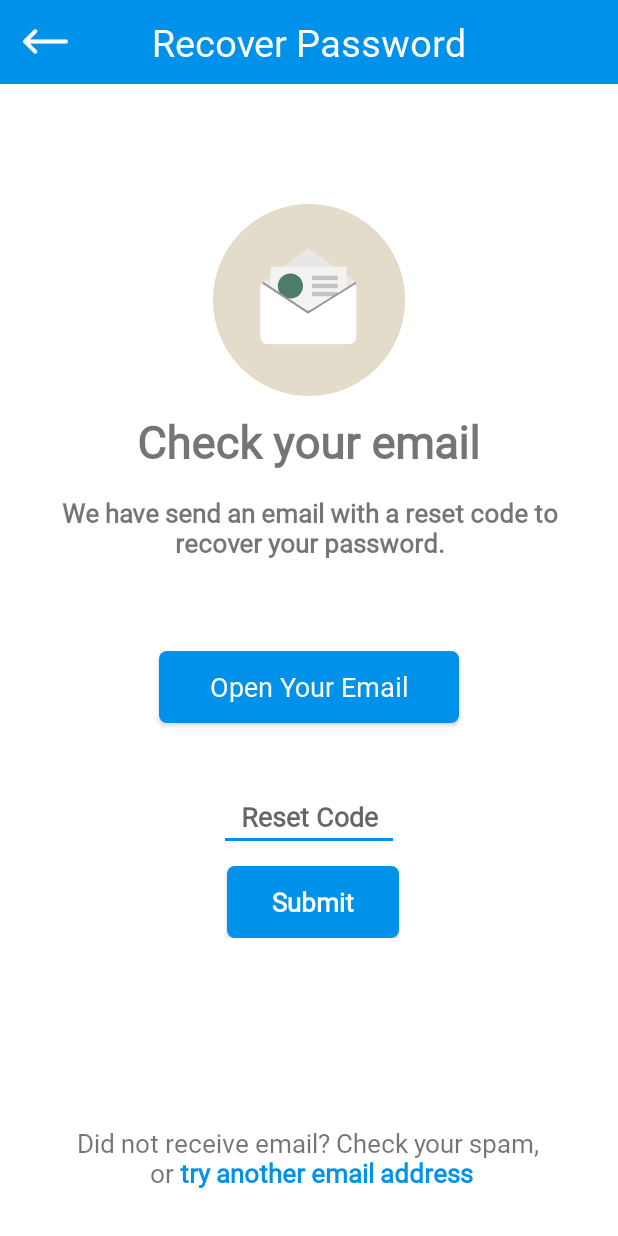
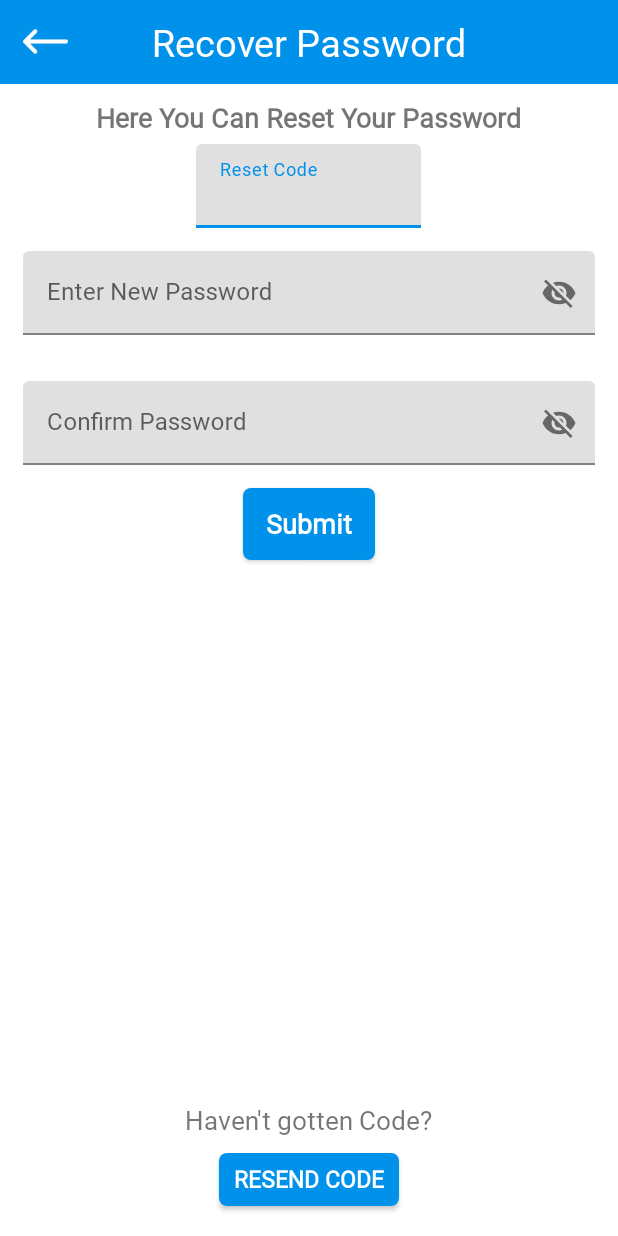
Before and after one commit to ZobaeirAlLikhon/Mediraj, an Android app: the ForgetPass screen opened directly, with no data from a screen before it, on a phone screen of 412 x 824 dp. Run offline under Robolectric (Android 15) with nearby library versions, the phone set to English and light mode, and no system bars; libraries missing offline, so code that uses them is left out: es.dmoral.toasty; Roboto replaces fonts that are not available here.

Commit message:
forgot password layout design

```diff
--- a/app/src/main/java/com/example/mediraj/activity/ForgetPass.java
+++ b/app/src/main/java/com/example/mediraj/activity/ForgetPass.java
@@ -33,10 +33,9 @@ public class ForgetPass extends AppCompatActivity implements View.OnClickListene
     RelativeLayout firstLay;
 
     //secondLay
-    AppCompatButton openEmail,submitBtn;
+    AppCompatButton openEmail,resetBtn;
     TextView reEnterEmail;
     RelativeLayout secondLay;
-    EditText resetCode;
 
     @Override
     protected void onCreate(Bundle savedInstanceState) {
@@ -58,12 +57,11 @@ public class ForgetPass extends AppCompatActivity implements View.OnClickListene
         openEmail = findViewById(R.id.openEmail);
         reEnterEmail = findViewById(R.id.reEnterMail);
         secondLay = findViewById(R.id.secondLay);
-        resetCode = findViewById(R.id.resetCode);
-        submitBtn = findViewById(R.id.submitBtn);
+        resetBtn = findViewById(R.id.resetBtn);
 
         //setting content on views
         toolbarText.setText(getString(R.string.recover_password));
-        resetCode.getBackground().mutate().setColorFilter(getResources().getColor(R.color.denim), PorterDuff.Mode.SRC_ATOP); //change edit text border color
+//        resetCode.getBackground().mutate().setColorFilter(getResources().getColor(R.color.denim), PorterDuff.Mode.SRC_ATOP); //change edit text border color
         apiInterface = APiClient.getClient().create(ApiInterface.class);
 
         //setting listener
--- a/app/src/main/java/com/example/mediraj/activity/Login.java
+++ b/app/src/main/java/com/example/mediraj/activity/Login.java
@@ -1,8 +1,10 @@
 package com.example.mediraj.activity;
 
+import androidx.appcompat.app.AlertDialog;
 import androidx.appcompat.app.AppCompatActivity;
 import androidx.viewpager.widget.ViewPager;
 
+import android.content.DialogInterface;
 import android.os.Bundle;
 
 import com.example.mediraj.R;
@@ -57,4 +59,31 @@ public class Login extends AppCompatActivity {
     public void changeTab(int position){
         tabLayout.getTabAt(position).select();
     }
+
+    @Override
+    public void onBackPressed() {
+        AlertDialog.Builder alertDialog=new AlertDialog.Builder(this);
+        alertDialog.setTitle("Warning");
+        alertDialog.setMessage("Are you sure you Want to exit?");
+        alertDialog.setPositiveButton("yes", new DialogInterface.OnClickListener(){
+
+            @Override
+            public void onClick(DialogInterface dialog, int which) {
+                finishAffinity();
+            }
+        });
+
+        alertDialog.setNegativeButton("No", new DialogInterface.OnClickListener(){
+
+            @Override
+            public void onClick(DialogInterface dialog, int which) {
+                dialog.cancel();
+            }
+
+        });
+
+        AlertDialog alert=alertDialog.create();
+        alertDialog.show();
+
+    }
 }
--- a/app/src/main/java/com/example/mediraj/activity/MainActivity.java
+++ b/app/src/main/java/com/example/mediraj/activity/MainActivity.java
@@ -59,7 +59,7 @@ public class MainActivity extends AppCompatActivity implements View.OnClickListe
 
             @Override
             public void onClick(DialogInterface dialog, int which) {
-                MainActivity.super.onBackPressed();
+              finishAffinity();
             }
         });
 
--- a/app/src/main/java/com/example/mediraj/activity/Welcome.java
+++ b/app/src/main/java/com/example/mediraj/activity/Welcome.java
@@ -15,7 +15,7 @@ import com.example.mediraj.R;
 public class Welcome extends AppCompatActivity {
 
     private static final int SPLASH_SCREEN = 3000;
-    private final boolean flag = true;
+    private final boolean flag = false;
 
     @Override
     protected void onCreate(Bundle savedInstanceState) {
@@ -36,9 +36,9 @@ public class Welcome extends AppCompatActivity {
         new Handler().postDelayed(() -> {
             if (flag){
                 startActivity(new Intent(getApplicationContext(),MainActivity.class));
+                finish();
             }else {
-                Intent intent = new Intent(getApplicationContext(),Login.class);
-                startActivity(intent);
+                startActivity(new Intent(getApplicationContext(),Login.class));
                 finish();
             }
         },SPLASH_SCREEN);
--- a/app/src/main/res/layout/activity_forget_pass.xml
+++ b/app/src/main/res/layout/activity_forget_pass.xml
@@ -11,13 +11,13 @@
         layout="@layout/custom_toolbar" />
 
 
-<!--    first layout-->
+    <!--    first layout-->
     <RelativeLayout
         android:id="@+id/firstLay"
         android:layout_width="match_parent"
         android:layout_height="match_parent"
         android:layout_below="@id/customToolbar"
-        android:visibility="invisible">
+        android:visibility="gone">
 
         <TextView
             android:id="@+id/introText"
@@ -65,13 +65,14 @@
             app:strokeWidth="2dp" />
     </RelativeLayout>
 
-<!--    second layout-->
+    <!--    second layout-->
 
     <RelativeLayout
         android:id="@+id/secondLay"
         android:layout_width="match_parent"
         android:layout_height="match_parent"
-        android:layout_below="@id/customToolbar">
+        android:layout_below="@id/customToolbar"
+        android:visibility="gone">
 
         <com.airbnb.lottie.LottieAnimationView
             android:id="@+id/emailImg"
@@ -145,39 +146,149 @@
             android:layout_marginTop="40dp"
             android:orientation="vertical">
 
-            <EditText
-                android:id="@+id/resetCode"
-                android:layout_width="120dp"
+            <TextView
+                android:layout_width="wrap_content"
                 android:layout_height="wrap_content"
+                android:layout_gravity="center_horizontal"
+                android:layout_marginStart="20dp"
+                android:layout_marginEnd="20dp"
                 android:fontFamily="@font/share_tech"
-                android:hint="Reset Code"
-                android:layout_marginBottom="10dp"
-                android:inputType="number"
+                android:text="@string/pressed_reset"
                 android:textAlignment="center"
-                android:maxLength="4"
-                android:textStyle="bold"
-                android:textCursorDrawable="@drawable/edit_cursor_color"
-                android:textSize="18sp" />
+                android:textSize="17sp" />
+
 
             <androidx.appcompat.widget.AppCompatButton
-                android:id="@+id/submitBtn"
-                android:layout_width="match_parent"
+                android:id="@+id/resetBtn"
+                android:layout_width="150dp"
                 android:layout_height="wrap_content"
+                android:layout_gravity="center_horizontal"
+                android:layout_marginStart="5dp"
+                android:layout_marginTop="10dp"
                 android:background="@drawable/button_back"
                 android:fontFamily="@font/share_tech"
                 android:padding="4dp"
-                android:text="Submit"
+                android:text="@string/reset_password"
+                android:textAllCaps="false"
+                android:textColor="@color/white"
                 android:textSize="17sp"
-                android:textStyle="bold"
-                android:layout_marginStart="5dp"
-                android:textAllCaps="false"
-                android:textColor="@color/white" />
+                android:textStyle="bold" />
         </LinearLayout>
 
     </RelativeLayout>
 
-<!--    third layout-->
+    <!--    third layout-->
+    <RelativeLayout
+        android:id="@+id/thirdLay"
+        android:layout_width="match_parent"
+        android:layout_height="match_parent"
+        android:layout_below="@id/customToolbar">
 
+        <TextView
+            android:layout_width="wrap_content"
+            android:layout_height="wrap_content"
+            android:fontFamily="@font/share_tech"
+            android:layout_margin="10dp"
+            android:textSize="18sp"
+            android:textStyle="bold"
+            android:layout_centerHorizontal="true"
+            android:text="Here You Can Reset Your Password"/>
+
+
+        <com.google.android.material.textfield.TextInputLayout
+            android:id="@+id/filledTextField"
+            android:layout_width="150dp"
+            android:layout_height="wrap_content"
+            android:layout_centerHorizontal="true"
+            android:textAlignment="center"
+            android:layout_marginTop="40dp"
+            android:hint="@string/reset_code">
+
+            <com.google.android.material.textfield.TextInputEditText
+                android:id="@+id/resetCode"
+                android:fontFamily="@font/share_tech"
+                android:layout_width="match_parent"
+                android:maxLength="4"
+                android:layout_height="wrap_content" />
+        </com.google.android.material.textfield.TextInputLayout>
+
+        <com.google.android.material.textfield.TextInputLayout
+            android:id="@+id/filledTextField_one"
+            android:layout_width="match_parent"
+            android:layout_height="wrap_content"
+            android:layout_centerHorizontal="true"
+            android:layout_margin="15dp"
+            app:passwordToggleEnabled="true"
+            android:layout_below="@id/filledTextField"
+            android:hint="@string/new_password">
+
+            <com.google.android.material.textfield.TextInputEditText
+                android:id="@+id/newPass"
+                android:fontFamily="@font/share_tech"
+                android:layout_width="match_parent"
+                android:layout_height="wrap_content" />
+        </com.google.android.material.textfield.TextInputLayout>
+
+        <com.google.android.material.textfield.TextInputLayout
+            android:id="@+id/filledTextField_two"
+            android:layout_width="match_parent"
+            android:layout_height="wrap_content"
+            android:layout_centerHorizontal="true"
+            android:layout_margin="15dp"
+            app:passwordToggleEnabled="true"
+            android:layout_below="@id/filledTextField_one"
+            android:hint="@string/confirm_password">
+
+            <com.google.android.material.textfield.TextInputEditText
+                android:id="@+id/newPassCon"
+                android:fontFamily="@font/share_tech"
+                android:layout_width="match_parent"
+                android:layout_height="wrap_content" />
+        </com.google.android.material.textfield.TextInputLayout>
+
+        <androidx.appcompat.widget.AppCompatButton
+            android:id="@+id/submitBtn"
+            android:layout_width="wrap_content"
+            android:layout_height="wrap_content"
+            android:textAllCaps="false"
+            android:background="@drawable/button_back"
+            android:layout_below="@id/filledTextField_two"
+            android:layout_centerHorizontal="true"
+            android:fontFamily="@font/share_tech"
+            android:textStyle="bold"
+            android:textColor="@color/white"
+            android:textSize="18sp"
+            android:text="@string/submit"/>
+
+    <LinearLayout
+        android:layout_alignParentBottom="true"
+        android:layout_width="match_parent"
+        android:orientation="vertical"
+        android:layout_margin="10dp"
+        android:layout_height="wrap_content">
+        <TextView
+            android:layout_width="wrap_content"
+            android:layout_height="wrap_content"
+            android:fontFamily="@font/share_tech"
+            android:textSize="17sp"
+            android:layout_gravity="center_horizontal"
+            android:text="Haven't gotten Code?"/>
+        <androidx.appcompat.widget.AppCompatButton
+            android:id="@+id/resendBtn"
+            android:layout_width="120dp"
+            android:layout_height="35dp"
+            android:text="Resend Code"
+            android:fontFamily="@font/share_tech"
+            android:textStyle="bold"
+            android:background="@drawable/button_back"
+            android:textColor="@color/white"
+            android:layout_gravity="center_horizontal"
+            android:layout_margin="10dp"
+            android:textSize="15sp"/>
+
+    </LinearLayout>
+
+    </RelativeLayout>
 
 
 </RelativeLayout>
--- a/app/src/main/res/values/strings.xml
+++ b/app/src/main/res/values/strings.xml
@@ -30,5 +30,10 @@
     <string name="check_your_email">Check your email</string>
     <string name="open_your_email">Open Your Email</string>
     <string name="or_try_another_email_address">Did not receive email? Check your spam,\n or <font color='#0091EA'><b>try another email address</b></font></string>
+    <string name="reset_password">Reset Password</string>
+    <string name="pressed_reset">If you had received the reset code via email pressed the below button.</string>
+    <string name="reset_code">Reset Code</string>
+    <string name="new_password">Enter New Password</string>
+    <string name="submit">Submit</string>
 
 </resources>
```
Also changed, not shown: 1 other file.
